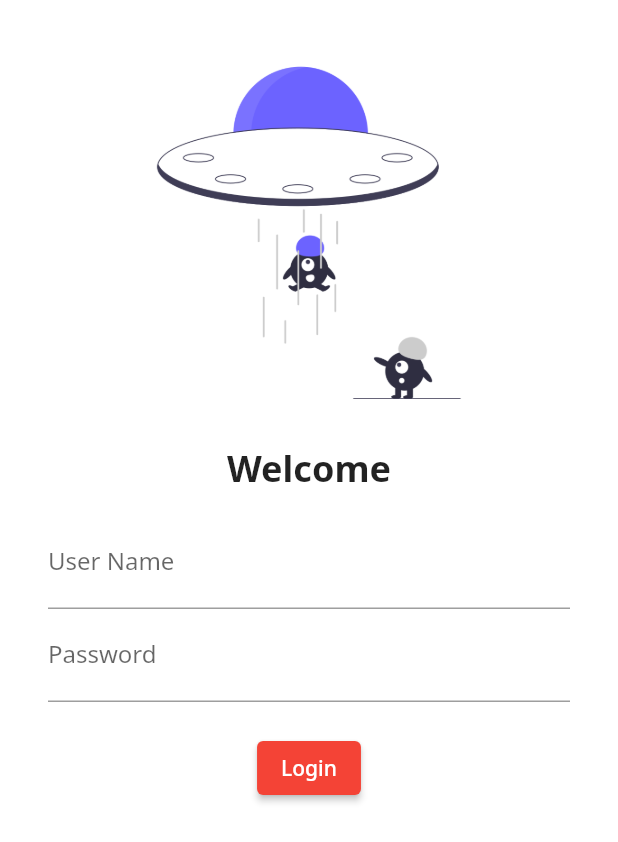
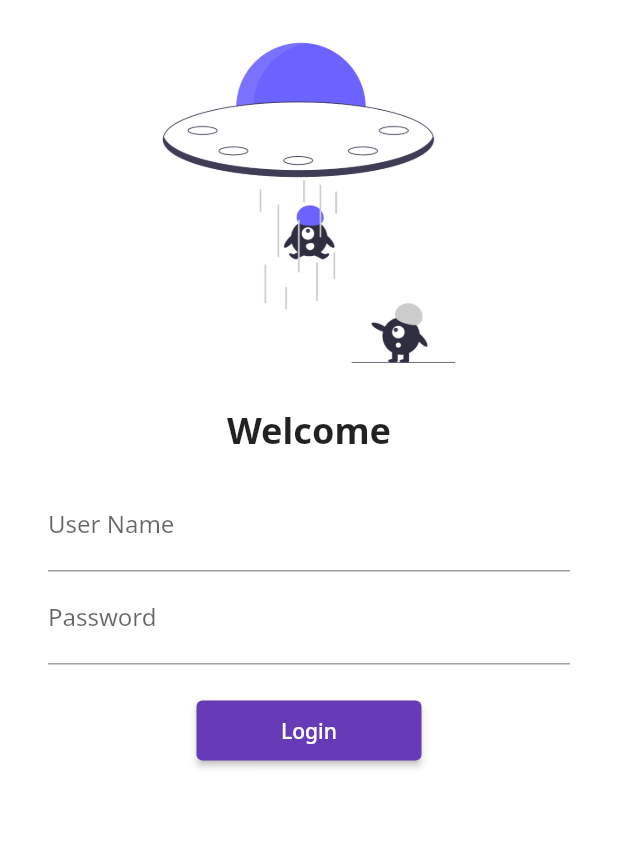
Before and after one commit to Harshak50/flutter_Practice, a Flutter app: the screen it shows after launch, on a phone screen of 412 x 824 dp. Shown: the top 842 px of the screen. Run offline on Flutter 3.47's test engine with Material 2 defaults, Android fonts, the phone set to English and light mode, and no system bars; our stand-ins replace google_fonts.

Commit message:
Day 5 completed

```diff
--- a/lib/Pages/login_page.dart
+++ b/lib/Pages/login_page.dart
@@ -1,15 +1,17 @@
 import 'package:flutter/material.dart';
+import 'package:practice/utils/routes.dart';
 class LoginPage extends StatelessWidget {
 
   @override
   Widget build(BuildContext context) {
     return Material(
       color: Colors.white,
+      child: SingleChildScrollView(
               child: Column(children: [
           SizedBox(
-          height: 20.0,
+            height: 5.0,
           ),
-        Image.asset("assets/images/login_img.png",height: 270,),
+          Image.asset("assets/images/login_img.png",height: 260,),
           SizedBox(
             height: 5.0,
           ),
@@ -37,20 +39,23 @@ class LoginPage extends StatelessWidget {
                 ),
                 SizedBox(
             height: 20.0,
+
           ),
           ElevatedButton(
             child: Text("Login"),
-          style: TextButton.styleFrom(),
+            style: TextButton.styleFrom(minimumSize:
+             Size(150,40),
+            ),
             onPressed: (){
-            print("Hi Harsha");
+              Navigator.pushNamed(context, MyRoutes.homeRoute);
             },
           ),
-
               ],
             ),
           )
 
-      ],)
+        ],),
+      )
     );
   }
 }
--- a/lib/main.dart
+++ b/lib/main.dart
@@ -2,6 +2,7 @@ import 'package:flutter/material.dart';
 import 'package:google_fonts/google_fonts.dart';
 import 'package:practice/Pages/home_page.dart';
 import 'package:practice/Pages/login_page.dart';
+import 'package:practice/utils/routes.dart';
 
 void main() {
   runApp(MyApp());
@@ -16,14 +17,14 @@ class MyApp extends StatelessWidget {
       // home: HomePage(),
       themeMode:ThemeMode.light,
       theme: ThemeData(
-        primarySwatch: Colors.red,
+        primarySwatch: Colors.deepPurple,
         fontFamily: GoogleFonts.notoSans().fontFamily,
       ),
       initialRoute: "/login",
       routes: {
          "/" :(context) => LoginPage(),
-         "/home":(context) => HomePage(),
-         "/login": (context) => LoginPage(),
+         MyRoutes.homeRoute:(context) => HomePage(),
+         MyRoutes.loginRoute: (context) => LoginPage(),
       },
       debugShowCheckedModeBanner: false,
     );
--- /dev/null
+++ b/lib/utils/routes.dart
@@ -0,0 +1,5 @@
+class MyRoutes {
+  static String loginRoute = "/login";
+  static String homeRoute = "/home";
+
+}
```
Lines whose indentation alone changed are shown as unchanged.
